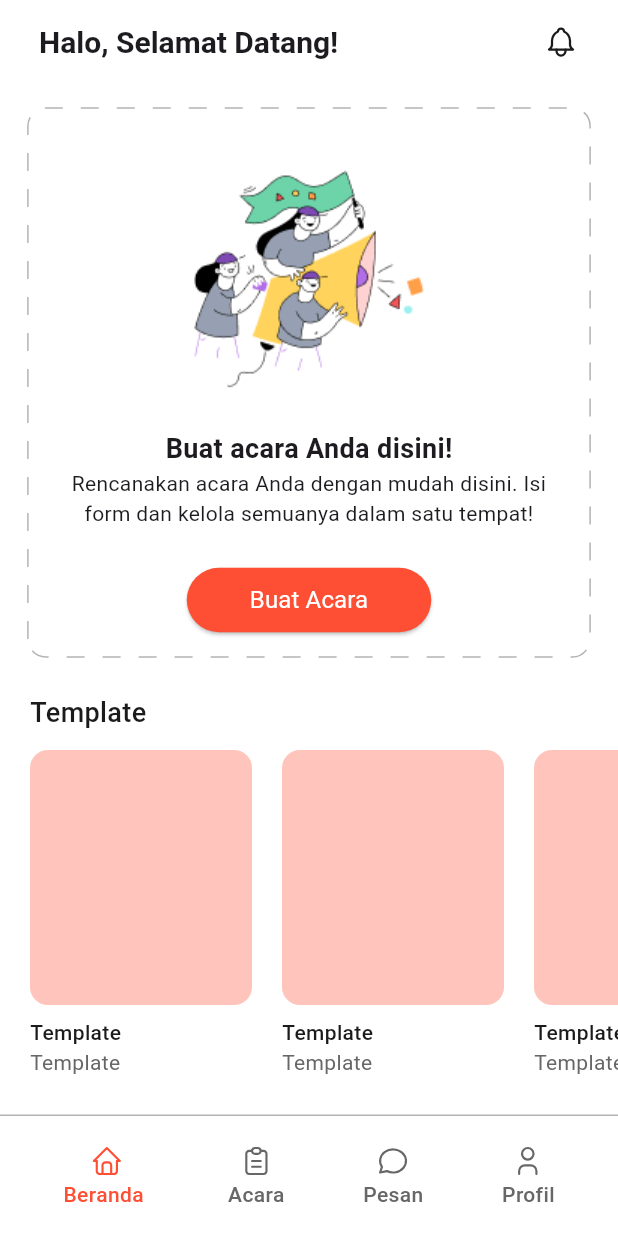
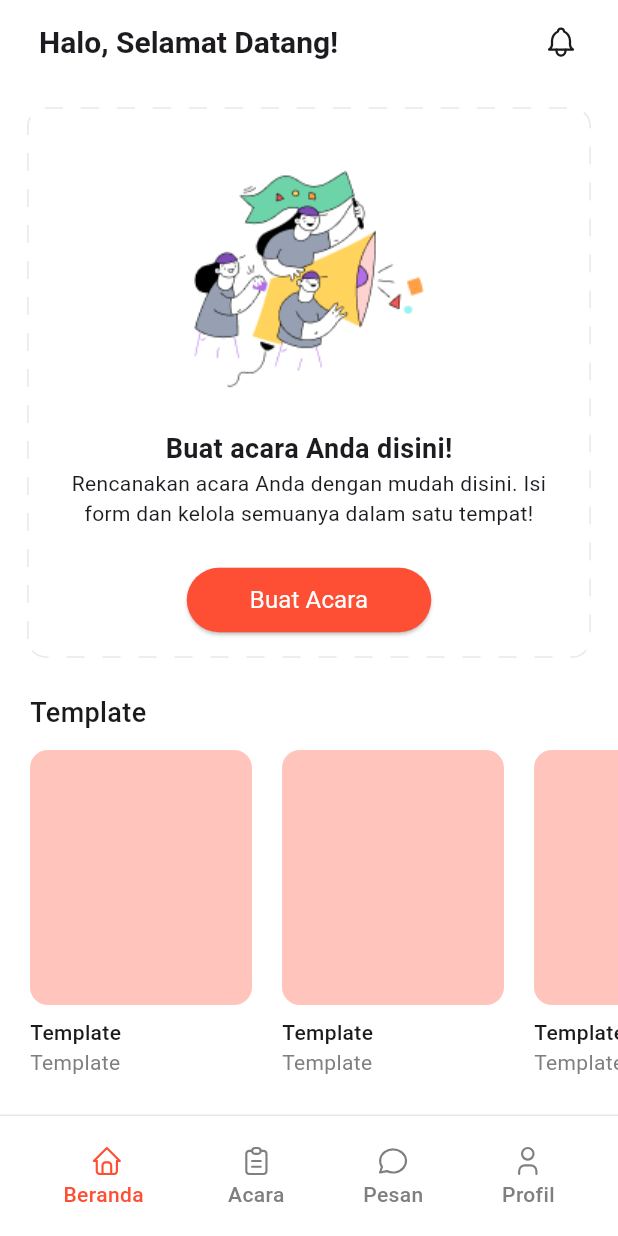
Before and after one commit to Tadika-Mesra-POLINEMA/mesran-app, a Flutter app: the screen it shows after launch, on a phone screen of 412 x 824 dp. Run offline on Flutter 3.47's test engine with Material 3 defaults, Android fonts, the light colour scheme and no system bars; drawn by our look-alikes of dotted_border; our stand-ins replace flutter_svg, go_router, shared_preferences; missing offline and left inert: flutter_timer_countdown; Roboto replaces fonts that are missing (SF-Pro-Display).

Commit message:
Ubah Kode Warna

```diff
--- a/lib/utils/themes.dart
+++ b/lib/utils/themes.dart
@@ -9,10 +9,10 @@ Color neutral80 = const Color(0xFF0E0E0E);
 Color neutral70 = const Color(0xFF121212);
 Color neutral60 = const Color(0xFF171717);
 Color neutralBase = const Color(0xFF1B1B1B);
-Color neutral50 = const Color(0xFF414141);
-Color neutral40 = const Color(0xFF676767);
-Color neutral30 = const Color(0xFF8D8D8D);
-Color neutral20 = const Color(0xFFB3B3B3);
+Color neutral50 = const Color(0xFF575757);
+Color neutral40 = const Color(0xFF7F7F7F);
+Color neutral30 = const Color(0xFFBBBBBB);
+Color neutral20 = const Color(0xFFE8E8E8);
 Color neutral10 = const Color(0xFFF6F6F6);
 Color white = const Color(0xFFFFFFFF);
 
```
